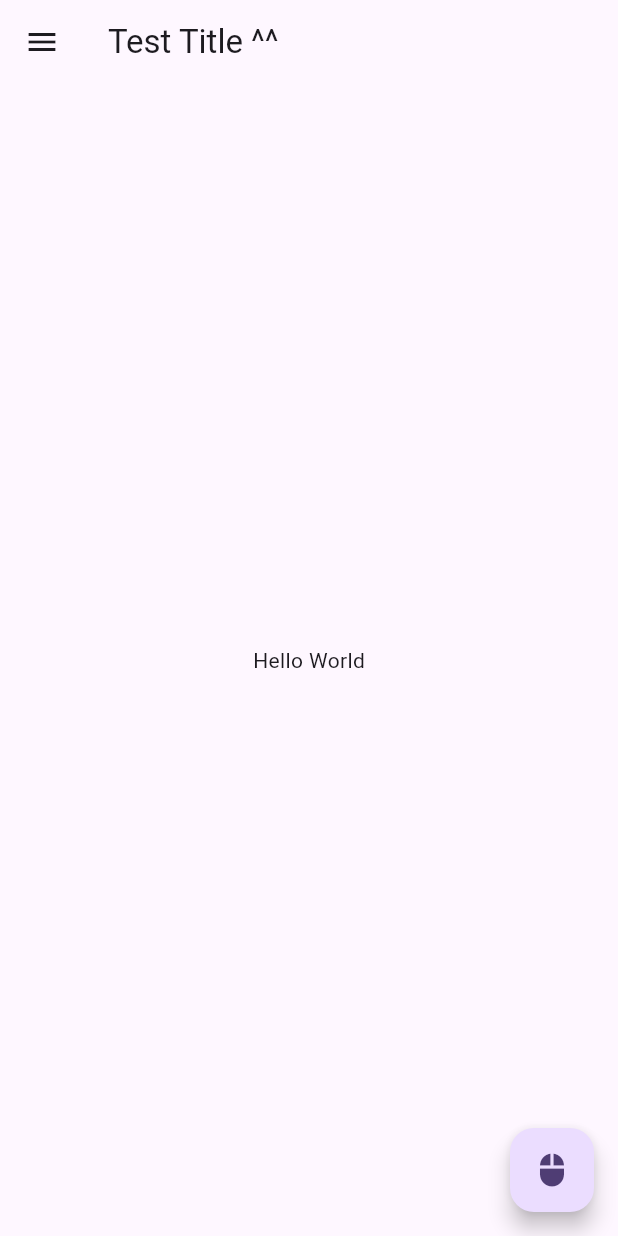
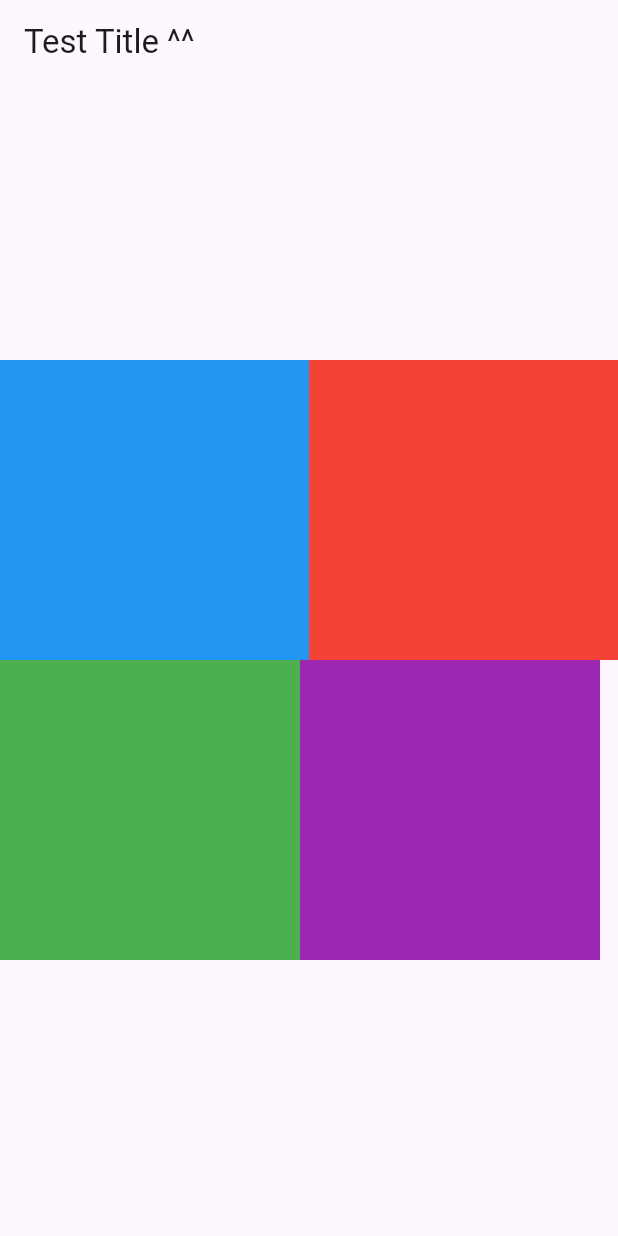
Before and after one commit to dksadasjkl/study_flutter, a Flutter app: the screen it shows after launch, on a phone screen of 412 x 824 dp. Run offline on Flutter 3.47's test engine with Material 3 defaults, Android fonts, the phone set to English and light mode, and no system bars.

Commit message:
feat : Column, Row 테이블 구성

```diff
--- a/lib/main.dart
+++ b/lib/main.dart
@@ -43,28 +43,67 @@ class _MyHomePageState extends State<MyHomePage> {
       appBar: AppBar(
         title: const Text("Test Title ^^"), // 상단 앱 바의 제목
       ),
-      drawer: Drawer(
-        child: ListView(
-          padding: EdgeInsets.zero,
-          children: const <Widget> [
-            DrawerHeader(
-              decoration: BoxDecoration(
-              color: Colors.blue
-              ),
-              child: Text("Drawer Header Part"),
+      // drawer: Drawer(
+      //   child: ListView(
+      //     padding: EdgeInsets.zero,
+      //     children: const <Widget> [
+      //       DrawerHeader(
+      //         decoration: BoxDecoration(
+      //         color: Colors.blue
+      //         ),
+      //         child: Text("Drawer Header Part"),
+      //       ),
+      //       ListTile(
+      //         title: Text("Menu 1"),
+      //       )
+      //     ],
+      //   ),
+      // ),
+      // body: const Center( child: Text("Hello World"), // 가운데 정렬된 텍스트 표시
+      // ),
+      // floatingActionButton: FloatingActionButton(
+      //   onPressed: () => print("clicked"),
+      //   child: const Icon(Icons.mouse)
+      //   ),
+      body: Container(
+        alignment: Alignment.topLeft,
+        child: Column(
+          mainAxisAlignment: MainAxisAlignment.center,
+          crossAxisAlignment: CrossAxisAlignment.center,
+          children: [
+            Row(
+              mainAxisAlignment: MainAxisAlignment.center,
+              children: [
+                Container(
+                  width: MediaQuery.of(context).size.width /2,
+                  height: 200,
+                  color: Colors.blue,
+                ),
+                 Container(
+                  width: MediaQuery.of(context).size.width /2,
+                  height: 200,
+                  color: Colors.red,
+                )
+              ],
             ),
-            ListTile(
-              title: Text("Menu 1"),
-            )
+             Row(
+              children: [
+                Container(
+                  width: 200,
+                  height: 200,
+                  color: Colors.green,
+                ),
+                 Container(
+                  width: 200,
+                  height: 200,
+                  color: Colors.purple,
+                )
+              ],
+            ),
           ],
-        ),
+        )
       ),
-      body: const Center( child: Text("Hello World"), // 가운데 정렬된 텍스트 표시
-      ),
-      floatingActionButton: FloatingActionButton(
-        onPressed: () => print("clicked"),
-        child: const Icon(Icons.mouse)
-        ),
+
     );
   }
 }
```
